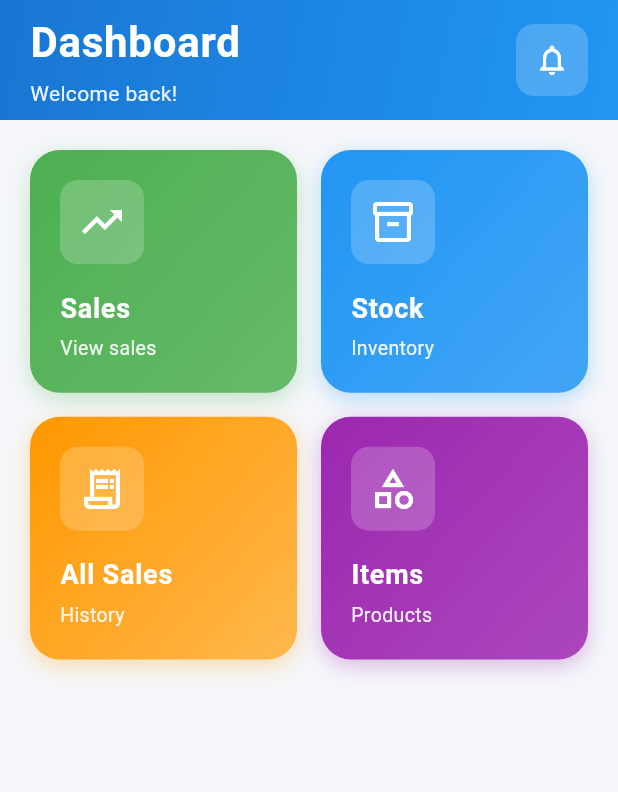
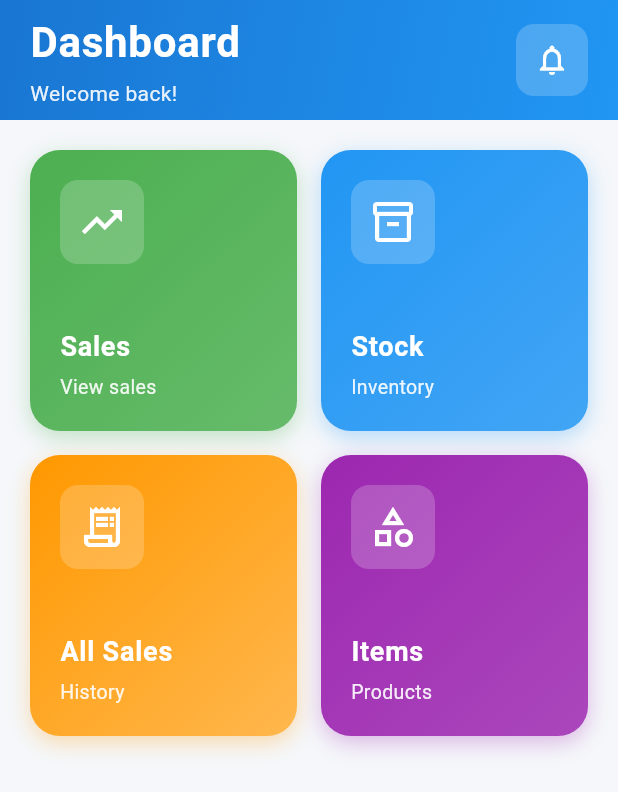
Before and after one commit to MihiranWijesekara/Chicken-delivery-project, a Flutter app: the screen it shows after launch, on a phone screen of 412 x 824 dp. Shown: the top 792 px of the screen. Run offline on Flutter 3.47's test engine with Material 3 defaults, Android fonts, the phone set to English and light mode, and no system bars.

Commit message:
fix card error

```diff
--- a/lib/pages/dashboard.dart
+++ b/lib/pages/dashboard.dart
@@ -120,7 +120,7 @@ class DashboardPage extends StatelessWidget {
             crossAxisCount: 2,
             crossAxisSpacing: 16,
             mainAxisSpacing: 16,
-            childAspectRatio: 1.1,
+            childAspectRatio: 0.95, // Changed from 1.1 to 0.95 to give more height
           ),
           itemCount: cards.length,
           itemBuilder: (context, index) {
```
